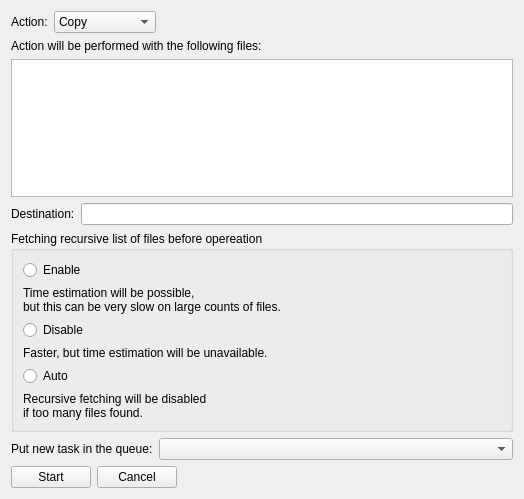
This is src/Copy_dialog.ui in Riateche/ridual as Qt 5 draws it before an edit. The edited form follows.
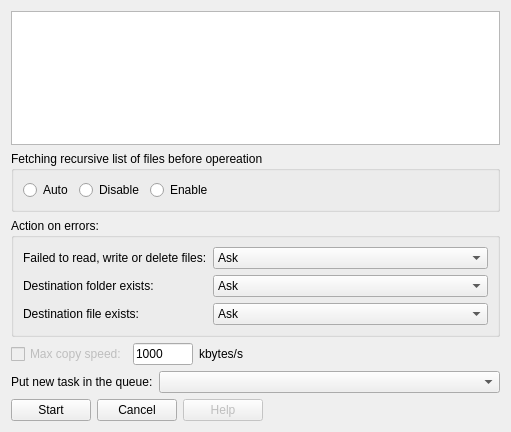
This is the edited form.

Commit message: add details to todo

What changed in the file:
```diff
--- a/src/Copy_dialog.ui
+++ b/src/Copy_dialog.ui
@@ -6,8 +6,8 @@
    <rect>
     <x>0</x>
     <y>0</y>
-    <width>524</width>
-    <height>499</height>
+    <width>511</width>
+    <height>432</height>
    </rect>
   </property>
   <property name="windowTitle">
@@ -15,48 +15,197 @@
   </property>
   <layout class="QVBoxLayout" name="verticalLayout_2">
    <item>
-    <layout class="QHBoxLayout" name="horizontalLayout_4">
+    <widget class="QTextBrowser" name="description"/>
+   </item>
+   <item>
+    <widget class="QGroupBox" name="groupBox">
+     <property name="title">
+      <string>Fetching recursive list of files before opereation</string>
+     </property>
+     <layout class="QHBoxLayout" name="horizontalLayout_4">
+      <item>
+       <widget class="QRadioButton" name="recursive_fetch_auto">
+        <property name="text">
+         <string>Auto</string>
+        </property>
+       </widget>
+      </item>
+      <item>
+       <widget class="QRadioButton" name="recursive_fetch_off">
+        <property name="text">
+         <string>Disable</string>
+        </property>
+       </widget>
+      </item>
+      <item>
+       <widget class="QRadioButton" name="recursive_fetch_on">
+        <property name="text">
+         <string>Enable</string>
+        </property>
+       </widget>
+      </item>
+      <item>
+       <spacer name="horizontalSpacer_3">
+        <property name="orientation">
+         <enum>Qt::Horizontal</enum>
+        </property>
+        <property name="sizeHint" stdset="0">
+         <size>
+          <width>40</width>
+          <height>20</height>
+         </size>
+        </property>
+       </spacer>
+      </item>
+     </layout>
+    </widget>
+   </item>
+   <item>
+    <widget class="QGroupBox" name="groupBox_2">
+     <property name="title">
+      <string>Action on errors:</string>
+     </property>
+     <layout class="QFormLayout" name="formLayout">
+      <item row="0" column="0">
+       <widget class="QLabel" name="label">
+        <property name="text">
+         <string>Failed to read, write or delete files:</string>
+        </property>
+       </widget>
+      </item>
+      <item row="0" column="1">
+       <widget class="QComboBox" name="action_on_rw_error">
+        <item>
+         <property name="text">
+          <string>Ask</string>
+         </property>
+        </item>
+        <item>
+         <property name="text">
+          <string>Skip</string>
+         </property>
+        </item>
+        <item>
+         <property name="text">
+          <string>Abort</string>
+         </property>
+        </item>
+       </widget>
+      </item>
+      <item row="1" column="1">
+       <widget class="QComboBox" name="action_on_folder_exists">
+        <item>
+         <property name="text">
+          <string>Ask</string>
+         </property>
+        </item>
+        <item>
+         <property name="text">
+          <string>Merge</string>
+         </property>
+        </item>
+        <item>
+         <property name="text">
+          <string>Overwrite</string>
+         </property>
+        </item>
+        <item>
+         <property name="text">
+          <string>Skip</string>
+         </property>
+        </item>
+        <item>
+         <property name="text">
+          <string>Abort</string>
+         </property>
+        </item>
+       </widget>
+      </item>
+      <item row="2" column="1">
+       <widget class="QComboBox" name="action_on_file_exists">
+        <item>
+         <property name="text">
+          <string>Ask</string>
+         </property>
+        </item>
+        <item>
+         <property name="text">
+          <string>Overwrite</string>
+         </property>
+        </item>
+        <item>
+         <property name="text">
+          <string>Skip</string>
+         </property>
+        </item>
+        <item>
+         <property name="text">
+          <string>Append</string>
+         </property>
+        </item>
+        <item>
+         <property name="text">
+          <string>Abort</string>
+         </property>
+        </item>
+       </widget>
+      </item>
+      <item row="1" column="0">
+       <widget class="QLabel" name="label_2">
+        <property name="text">
+         <string>Destination folder exists:</string>
+        </property>
+       </widget>
+      </item>
+      <item row="2" column="0">
+       <widget class="QLabel" name="label_3">
+        <property name="text">
+         <string>Destination file exists:</string>
+        </property>
+       </widget>
+      </item>
+     </layout>
+    </widget>
+   </item>
+   <item>
+    <layout class="QHBoxLayout" name="horizontalLayout_3">
      <item>
-      <widget class="QLabel" name="label">
-       <property name="sizePolicy">
-        <sizepolicy hsizetype="Fixed" vsizetype="Preferred">
-         <horstretch>0</horstretch>
-         <verstretch>0</verstretch>
-        </sizepolicy>
+      <widget class="QCheckBox" name="enable_max_speed">
+       <property name="enabled">
+        <bool>false</bool>
        </property>
        <property name="text">
-        <string>Action:</string>
+        <string>Max copy speed:</string>
        </property>
       </widget>
      </item>
      <item>
-      <widget class="QComboBox" name="action">
+      <widget class="QLineEdit" name="max_speed">
+       <property name="enabled">
+        <bool>true</bool>
+       </property>
        <property name="sizePolicy">
-        <sizepolicy hsizetype="Fixed" vsizetype="Fixed">
+        <sizepolicy hsizetype="Expanding" vsizetype="Fixed">
          <horstretch>0</horstretch>
          <verstretch>0</verstretch>
         </sizepolicy>
        </property>
-       <item>
-        <property name="text">
-         <string>Copy</string>
-        </property>
-       </item>
-       <item>
-        <property name="text">
-         <string>Move</string>
-        </property>
-       </item>
-       <item>
-        <property name="text">
-         <string>Delete</string>
-        </property>
-       </item>
-       <item>
-        <property name="text">
-         <string>Move to trash</string>
-        </property>
-       </item>
+       <property name="maximumSize">
+        <size>
+         <width>60</width>
+         <height>16777215</height>
+        </size>
+       </property>
+       <property name="text">
+        <string>1000</string>
+       </property>
+      </widget>
+     </item>
+     <item>
+      <widget class="QLabel" name="label_9">
+       <property name="text">
+        <string>kbytes/s</string>
+       </property>
       </widget>
      </item>
      <item>
@@ -74,97 +223,6 @@
      </item>
     </layout>
    </item>
-   <item>
-    <widget class="QLabel" name="label_2">
-     <property name="text">
-      <string>Action will be performed with the following files:</string>
-     </property>
-    </widget>
-   </item>
-   <item>
-    <widget class="QTextEdit" name="target_files">
-     <property name="readOnly">
-      <bool>true</bool>
-     </property>
-    </widget>
-   </item>
-   <item>
-    <layout class="QHBoxLayout" name="horizontalLayout_3">
-     <item>
-      <widget class="QLabel" name="label_destination">
-       <property name="sizePolicy">
-        <sizepolicy hsizetype="Fixed" vsizetype="Preferred">
-         <horstretch>0</horstretch>
-         <verstretch>0</verstretch>
-        </sizepolicy>
-       </property>
-       <property name="text">
-        <string>Destination:</string>
-       </property>
-      </widget>
-     </item>
-     <item>
-      <widget class="QLineEdit" name="destination">
-       <property name="readOnly">
-        <bool>true</bool>
-       </property>
-      </widget>
-     </item>
-    </layout>
-   </item>
-   <item>
-    <widget class="QGroupBox" name="groupBox">
-     <property name="title">
-      <string>Fetching recursive list of files before opereation</string>
-     </property>
-     <layout class="QVBoxLayout" name="verticalLayout">
-      <item>
-       <widget class="QRadioButton" name="recursive_fetch_on">
-        <property name="text">
-         <string>Enable</string>
-        </property>
-       </widget>
-      </item>
-      <item>
-       <widget class="QLabel" name="label_4">
-        <property name="text">
-         <string>Time estimation will be possible, 
-but this can be very slow on large counts of files.</string>
-        </property>
-       </widget>
-      </item>
-      <item>
-       <widget class="QRadioButton" name="recursive_fetch_off">
-        <property name="text">
-         <string>Disable</string>
-        </property>
-       </widget>
-      </item>
-      <item>
-       <widget class="QLabel" name="label_5">
-        <property name="text">
-         <string>Faster, but time estimation will be unavailable.</string>
-        </property>
-       </widget>
-      </item>
-      <item>
-       <widget class="QRadioButton" name="recursive_fetch_auto">
-        <property name="text">
-         <string>Auto</string>
-        </property>
-       </widget>
-      </item>
-      <item>
-       <widget class="QLabel" name="label_6">
-        <property name="text">
-         <string>Recursive fetching will be disabled 
-if too many files found.</string>
-        </property>
-       </widget>
-      </item>
-     </layout>
-    </widget>
-   </item>
    <item>
     <layout class="QHBoxLayout" name="horizontalLayout_2">
      <item>
@@ -201,6 +259,16 @@
        </property>
       </widget>
      </item>
+     <item>
+      <widget class="QPushButton" name="help">
+       <property name="enabled">
+        <bool>false</bool>
+       </property>
+       <property name="text">
+        <string>Help</string>
+       </property>
+      </widget>
+     </item>
      <item>
       <spacer name="horizontalSpacer_2">
        <property name="orientation">
```
The commit also changes 1 other file.
